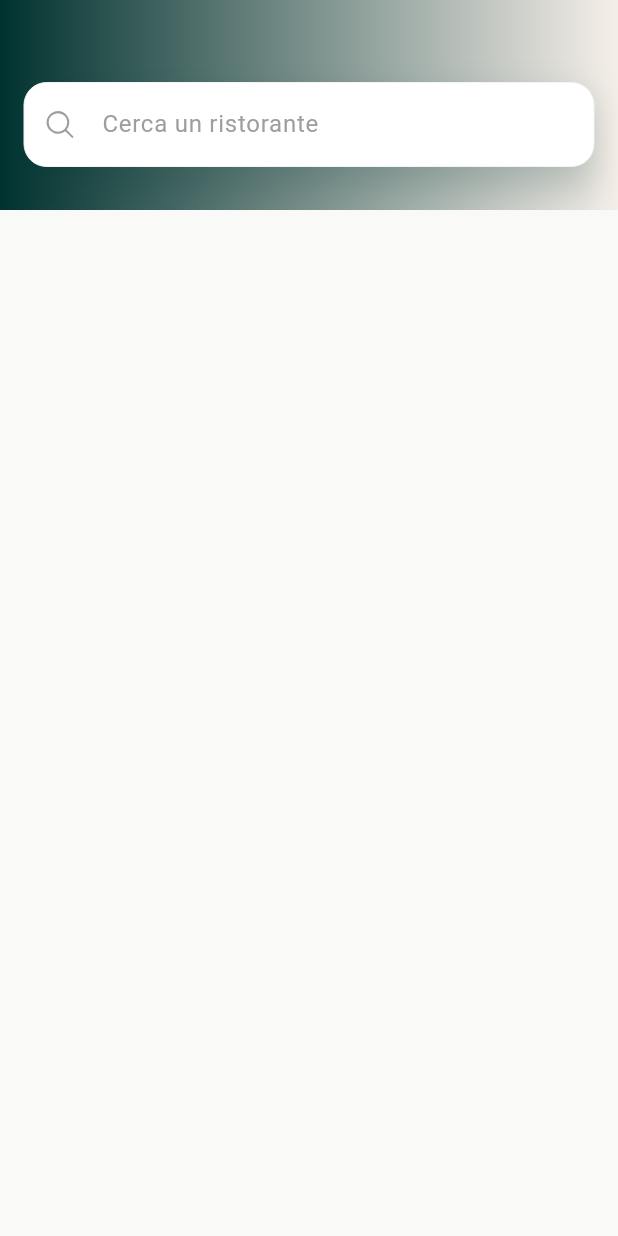
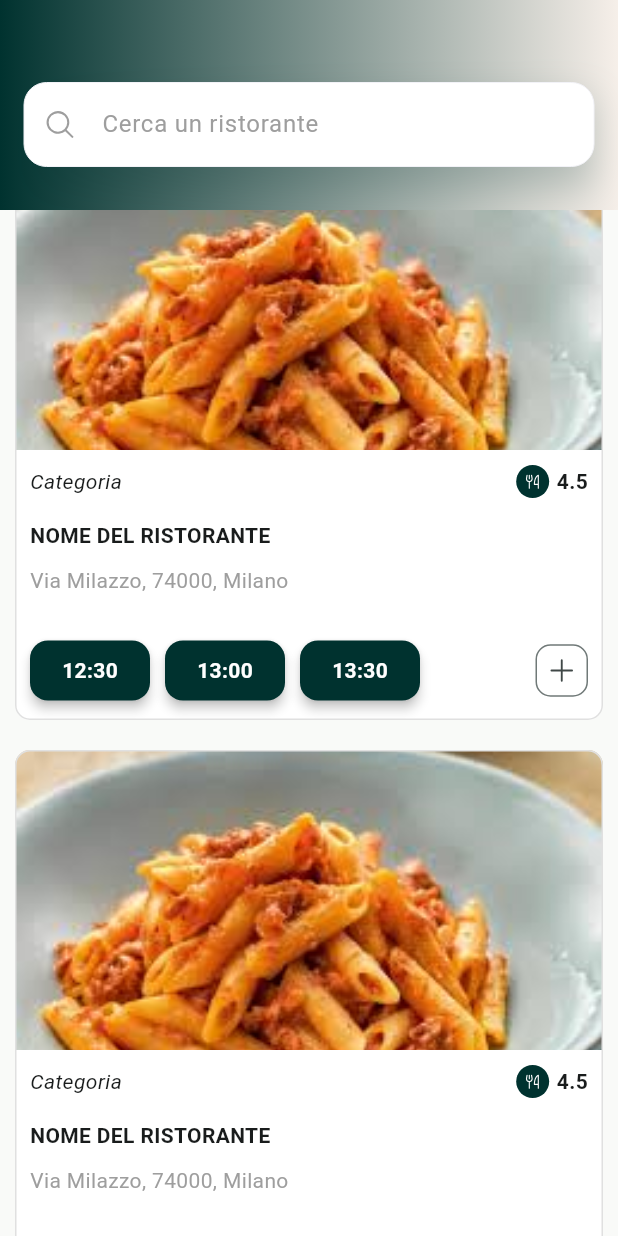
Before and after one commit to foody-elis/foody-app, a Flutter app: the FoodyPageView screen opened by its route, scrolled down 280 dp, on a phone screen of 412 x 824 dp. Run offline on Flutter 3.47's test engine with Material 3 defaults, Android fonts, the phone set to English and light mode, and no system bars; drawn by our look-alikes of skeletonizer; our stand-ins replace animate_do, bloc_concurrency, custom_sliding_segmented_control, email_validator, equatable, flutter_bloc and 7 more.

Commit message:
start to develop home design with skeletonizer

```diff
--- /dev/null
+++ b/lib/bloc/home/home_bloc.dart
@@ -0,0 +1,8 @@
+import 'package:flutter_bloc/flutter_bloc.dart';
+
+import 'home_event.dart';
+import 'home_state.dart';
+
+class HomeBloc extends Bloc<HomeEvent, HomeState> {
+  HomeBloc() : super(HomeState.initial());
+}
--- /dev/null
+++ b/lib/bloc/home/home_event.dart
@@ -0,0 +1,8 @@
+import 'package:equatable/equatable.dart';
+
+class HomeEvent extends Equatable {
+  const HomeEvent();
+
+  @override
+  List<Object> get props => [];
+}
--- /dev/null
+++ b/lib/bloc/home/home_state.dart
@@ -0,0 +1,34 @@
+import 'package:equatable/equatable.dart';
+import '../../routing/constants.dart';
+
+class HomeState extends Equatable {
+  final List<String> categories; // to migrate to CategoryResponseDTO
+  final List<String> restaurants; // to migrate to RestaurantResponseDTO
+  final bool isFetching;
+
+  const HomeState({
+    required this.categories,
+    required this.restaurants,
+    required this.isFetching,
+  });
+
+  HomeState.initial()
+      : categories = List.filled(10, "category_skeletonizer"),
+        restaurants = List.filled(10, "restaurant_skeletonizer"),
+        isFetching = true;
+
+  HomeState copyWith({
+    List<String>? categories,
+    List<String>? restaurants,
+    bool? isFetching,
+  }) {
+    return HomeState(
+      categories: categories ?? this.categories,
+      restaurants: restaurants ?? this.restaurants,
+      isFetching: isFetching ?? this.isFetching,
+    );
+  }
+
+  @override
+  List<Object> get props => [categories, restaurants, isFetching];
+}
--- a/lib/routing/router.dart
+++ b/lib/routing/router.dart
@@ -3,6 +3,7 @@ import 'package:flutter/material.dart';
 import 'package:flutter_bloc/flutter_bloc.dart';
 import 'package:foody_app/bloc/add_restaurant/add_restaurant_bloc.dart';
 import 'package:foody_app/bloc/bottom_nav_bar/bottom_nav_bar_bloc.dart';
+import 'package:foody_app/bloc/home/home_bloc.dart';
 import 'package:foody_app/bloc/welcome/welcome_bloc.dart';
 import 'package:foody_app/screens/add_restaurant.dart';
 import 'package:foody_app/screens/home/home.dart';
@@ -35,8 +36,11 @@ class Router {
         return CupertinoPageRoute(
           builder: (_) => BlocProvider<BottomNavBarBloc>(
             create: (context) => BottomNavBarBloc(),
-            child: const FoodyPageView(
-              home: Home(),
+            child: FoodyPageView(
+              home: BlocProvider<HomeBloc>(
+                create: (context) => HomeBloc(),
+                child: const Home(),
+              ),
               chats: Chats(),
               orders: Orders(),
               profile: Profile(),
--- /dev/null
+++ b/lib/screens/home/categories.dart
@@ -0,0 +1,67 @@
+import 'package:flutter/material.dart';
+import 'package:flutter_bloc/flutter_bloc.dart';
+import 'package:foody_app/bloc/home/home_bloc.dart';
+import 'package:foody_app/bloc/home/home_state.dart';
+import 'package:foody_app/widgets/foody_tag.dart';
+import 'package:foody_app/widgets/foody_tag_outlined.dart';
+import 'package:skeletonizer/skeletonizer.dart';
+
+class Categories extends StatelessWidget {
+  const Categories({super.key});
+
+  @override
+  Widget build(BuildContext context) {
+    return BlocBuilder<HomeBloc, HomeState>(
+      builder: (context, state) {
+        return Column(
+          crossAxisAlignment: CrossAxisAlignment.start,
+          children: [
+            const Text(
+              "Categorie",
+              style: TextStyle(fontWeight: FontWeight.bold),
+            ),
+            SizedBox(
+              height: 40,
+              child: Skeletonizer(
+                containersColor: Colors.grey.shade100,
+                enabled: false,
+                child: ListView.builder(
+                  scrollDirection: Axis.horizontal,
+                  itemCount: state.categories.length,
+                  itemBuilder: (context, index) {
+                    final category = state.categories[index];
+                    return FoodyTagOutlined(
+                      height: null,
+                      width: null,
+                      margin: const EdgeInsets.only(top: 8, right: 5),
+                      label: category,
+                    );
+                    /*return Card(
+                      elevation: 0,
+                      /*shape: RoundedRectangleBorder(
+                        side: const BorderSide(color: Colors.grey, width: 1.0),
+                        borderRadius: BorderRadius.circular(10.0),
+                      ),*/
+                      margin: const EdgeInsets.only(top: 8, right: 5),
+                      child: Center(
+                        child: InkWell(
+                          borderRadius: BorderRadius.circular(10),
+                          onTap: () {},
+                          child: Padding(
+                            padding: const EdgeInsets.fromLTRB(10, 5, 10, 5),
+                            // padding: EdgeInsets.all(0),
+                            child: Text(category),
+                          ),
+                        ),
+                      ),
+                    );*/
+                  },
+                ),
+              ),
+            ),
+          ],
+        );
+      },
+    );
+  }
+}
--- a/lib/screens/home/home.dart
+++ b/lib/screens/home/home.dart
@@ -1,53 +1,22 @@
 import 'package:flutter/material.dart';
+import 'package:foody_app/screens/home/categories.dart';
+import 'package:foody_app/screens/home/restaurants.dart';
 import 'package:foody_app/widgets/foody_main_layout.dart';
-import 'package:skeletonizer/skeletonizer.dart';
 
 class Home extends StatelessWidget {
   const Home({super.key});
 
   @override
   Widget build(BuildContext context) {
-    return FoodyMainLayout(
+    return const FoodyMainLayout(
       child: Padding(
-        padding: const EdgeInsets.symmetric(horizontal: 10),
+        padding: EdgeInsets.symmetric(horizontal: 10),
         child: Column(
           crossAxisAlignment: CrossAxisAlignment.start,
           children: [
-            const Text(
-              "Categorie",
-              style: TextStyle(fontWeight: FontWeight.bold),
-            ),
-            SizedBox(
-              height: 40,
-              child: Skeletonizer(
-                enabled: false,
-                child: ListView.builder(
-                  scrollDirection: Axis.horizontal,
-                  itemCount: 15,
-                  itemBuilder: (context, index) {
-                    return Card(
-                      elevation: 0,
-                      /*shape: RoundedRectangleBorder(
-                        side: const BorderSide(color: Colors.grey, width: 1.0),
-                        borderRadius: BorderRadius.circular(10.0),
-                      ),*/
-                      margin: const EdgeInsets.only(top: 8, right: 5),
-                      child: Center(
-                        child: InkWell(
-                          borderRadius: BorderRadius.circular(10),
-                          onTap: () {},
-                          child: const Padding(
-                            padding: EdgeInsets.fromLTRB(10, 5, 10, 5),
-                            // padding: EdgeInsets.all(0),
-                            child: Text("aasssssssa"),
-                          ),
-                        ),
-                      ),
-                    );
-                  },
-                ),
-              ),
-            ),
+            Categories(),
+            SizedBox(height: 20),
+            Restaurants()
           ],
         ),
       ),
--- /dev/null
+++ b/lib/screens/home/restaurants.dart
@@ -0,0 +1,52 @@
+import 'package:flutter/material.dart';
+import 'package:flutter_bloc/flutter_bloc.dart';
+import 'package:foody_app/bloc/home/home_bloc.dart';
+import 'package:foody_app/bloc/home/home_state.dart';
+import 'package:foody_app/widgets/foody_card_restaurant.dart';
+import 'package:foody_app/widgets/foody_tag.dart';
+import 'package:phosphor_flutter/phosphor_flutter.dart';
+import 'package:skeletonizer/skeletonizer.dart';
+
+class Restaurants extends StatelessWidget {
+  const Restaurants({super.key});
+
+  @override
+  Widget build(BuildContext context) {
+    return BlocBuilder<HomeBloc, HomeState>(
+      builder: (context, state) {
+        return Column(
+          crossAxisAlignment: CrossAxisAlignment.start,
+          children: [
+            const Text(
+              "Ristoranti",
+              style: TextStyle(fontWeight: FontWeight.bold),
+            ),
+            Skeletonizer(
+              containersColor: Colors.grey.shade100,
+              enabled: false,
+              child: ListView.builder(
+                // primary: false,
+                shrinkWrap: true,
+                physics: const NeverScrollableScrollPhysics(),
+                // scrollDirection: Axis.horizontal,
+                itemCount: 3,
+                itemBuilder: (context, index) {
+                  final restaurant = state.restaurants[index];
+
+                  return const FoodyCardRestaurant(
+                    imagePath: "assets/images/pasta.jpeg",
+                    category: "Categoria",
+                    rating: 4.5,
+                    name: "NOME DEL RISTORANTE",
+                    address: "Via Milazzo, 74000, Milano",
+                    sittingTimes: ["12:30", "13:00", "13:30"],
+                  );
+                },
+              ),
+            ),
+          ],
+        );
+      },
+    );
+  }
+}
--- a/lib/widgets/foody_button.dart
+++ b/lib/widgets/foody_button.dart
@@ -1,17 +1,23 @@
 import 'package:flutter/material.dart';
 
 class FoodyButton extends StatelessWidget {
-  const FoodyButton(
-      {super.key, required this.label, this.height = 60, this.onPressed});
+  const FoodyButton({
+    super.key,
+    required this.label,
+    this.height = 60,
+    this.width,
+    this.onPressed,
+  });
 
   final String label;
   final double height;
+  final double? width;
   final void Function()? onPressed;
 
   @override
   Widget build(BuildContext context) {
     return SizedBox(
-      // width: size.width >= 540 ? 270.0 : size.width * 0.45,
+      width: width,
       height: height,
       child: ElevatedButton(
         onPressed: onPressed,
--- /dev/null
+++ b/lib/widgets/foody_card_restaurant.dart
@@ -0,0 +1,159 @@
+import 'package:flutter/material.dart';
+import 'package:phosphor_flutter/phosphor_flutter.dart';
+import 'package:skeletonizer/skeletonizer.dart';
+
+import 'foody_tag.dart';
+
+class FoodyCardRestaurant extends StatelessWidget {
+  const FoodyCardRestaurant({
+    super.key,
+    required this.imagePath,
+    required this.category,
+    required this.rating,
+    required this.name,
+    required this.address,
+    required this.sittingTimes,
+  });
+
+  final String imagePath;
+  final String category;
+  final double rating;
+  final String name;
+  final String address;
+  final List<String> sittingTimes;
+
+  @override
+  Widget build(BuildContext context) {
+    return SizedBox(
+      height: 400,
+      child: Card(
+        elevation: 0,
+        color: Colors.white,
+        margin: const EdgeInsets.only(bottom: 20),
+        shape: RoundedRectangleBorder(
+          side: BorderSide(color: Colors.grey.shade300, width: 1),
+          borderRadius: BorderRadius.circular(10),
+        ),
+        child: InkWell(
+          borderRadius: BorderRadius.circular(10),
+          onTap: () {},
+          child: Column(
+            children: [
+              Container(
+                height: 200,
+                decoration: BoxDecoration(
+                  borderRadius: const BorderRadius.only(
+                    topLeft: Radius.circular(10),
+                    topRight: Radius.circular(10),
+                  ),
+                  // color: Colors.blueGrey,
+                  image: DecorationImage(
+                    image: AssetImage(imagePath),
+                    fit: BoxFit.cover,
+                  ),
+                ),
+              ),
+              Padding(
+                padding: const EdgeInsets.only(
+                  top: 10,
+                  left: 10,
+                  right: 10,
+                ),
+                child: Column(
+                  crossAxisAlignment: CrossAxisAlignment.start,
+                  children: [
+                    Row(
+                      mainAxisAlignment: MainAxisAlignment.spaceBetween,
+                      children: [
+                        Text(
+                          category,
+                          style: const TextStyle(
+                            fontStyle: FontStyle.italic,
+                          ),
+                        ),
+                        Skeleton.unite(
+                          child: Row(
+                            children: [
+                              Container(
+                                padding: const EdgeInsets.all(5),
+                                decoration: BoxDecoration(
+                                  borderRadius: BorderRadius.circular(100),
+                                  color: Theme.of(context).primaryColor,
+                                ),
+                                child: const Icon(
+                                  PhosphorIconsRegular.forkKnife,
+                                  color: Colors.white,
+                                  size: 12,
+                                ),
+                              ),
+                              const SizedBox(width: 5),
+                              Text(
+                                rating.toString(),
+                                style: const TextStyle(
+                                  fontWeight: FontWeight.bold,
+                                ),
+                              ),
+                            ],
+                          ),
+                        )
+                      ],
+                    ),
+                    const SizedBox(height: 15),
+                    Text(
+                      name,
+                      style: const TextStyle(fontWeight: FontWeight.bold),
+                    ),
+                    const SizedBox(height: 10),
+                    Text(
+                      address,
+                      style: const TextStyle(color: Colors.grey),
+                    ),
+                    const SizedBox(height: 30),
+                    Row(
+                      crossAxisAlignment: CrossAxisAlignment.center,
+                      mainAxisAlignment: MainAxisAlignment.spaceBetween,
+                      children: [
+                        Row(
+                          children: sittingTimes
+                              .map(
+                                (sittingTime) => Skeleton.leaf(
+                                  child: FoodyTag(
+                                    width: 90,
+                                    label: sittingTime,
+                                    margin: const EdgeInsets.only(right: 10),
+                                  ),
+                                ),
+                              )
+                              .toList(),
+                        ),
+                        Skeleton.ignore(
+                          child: SizedBox(
+                            height: 35,
+                            width: 35,
+                            child: IconButton.outlined(
+                              padding: EdgeInsets.zero,
+                              style: ButtonStyle(
+                                shape: WidgetStateProperty.all(
+                                  RoundedRectangleBorder(
+                                    borderRadius: BorderRadius.circular(10),
+                                  ),
+                                ),
+                              ),
+                              icon: const Icon(PhosphorIconsRegular.plus),
+                              iconSize: 20,
+                              onPressed: () {},
+                            ),
+                          ),
+                        ),
+                      ],
+                    )
+                  ],
+                ),
+              ),
+            ],
+          ),
+        ),
+      ),
+    );
+  }
+}
--- a/lib/widgets/foody_main_layout.dart
+++ b/lib/widgets/foody_main_layout.dart
@@ -25,10 +25,11 @@ class FoodyMainLayout extends HookWidget {
     }, [scrollController]);
 
     return CustomScrollView(
+      // shrinkWrap: true,
       controller: scrollController,
       slivers: [
         SliverPersistentHeader(delegate: FoodyAppBar(), pinned: true),
-        SliverFillRemaining(child: child),
+        SliverToBoxAdapter(child: child),
       ],
     );
   }
--- a/lib/widgets/foody_outlined_button.dart
+++ b/lib/widgets/foody_outlined_button.dart
@@ -5,16 +5,19 @@ class FoodyOutlinedButton extends StatelessWidget {
     super.key,
     required this.label,
     this.height = 60,
+    this.width,
     this.onPressed,
   });
 
   final String label;
   final double height;
+  final double? width;
   final void Function()? onPressed;
 
   @override
   Widget build(BuildContext context) {
     return SizedBox(
+      width: width,
       height: height,
       child: OutlinedButton(
         onPressed: onPressed,
--- /dev/null
+++ b/lib/widgets/foody_tag.dart
@@ -0,0 +1,48 @@
+import 'package:flutter/material.dart';
+
+class FoodyTag extends StatelessWidget {
+  const FoodyTag({
+    super.key,
+    required this.label,
+    this.height = 40,
+    this.width = 90,
+    this.margin = EdgeInsets.zero,
+    this.elevation = 3,
+  });
+
+  final String label;
+  final double? height;
+  final double? width;
+  final EdgeInsetsGeometry? margin;
+  final double elevation;
+
+  @override
+  Widget build(BuildContext context) {
+    return SizedBox(
+      height: height,
+      width: width,
+      child: Card(
+        elevation: elevation,
+        /*shape: RoundedRectangleBorder(
+                        side: const BorderSide(color: Colors.grey, width: 1.0),
+                        borderRadius: BorderRadius.circular(10.0),
+                      ),*/
+        color: Theme.of(context).colorScheme.primary,
+        margin: margin,
+        child: InkWell(
+          borderRadius: BorderRadius.circular(10),
+          onTap: () {},
+          child: Center(
+            child: Text(
+              label,
+              style: const TextStyle(
+                color: Colors.white,
+                fontWeight: FontWeight.bold,
+              ),
+            ),
+          ),
+        ),
+      ),
+    );
+  }
+}
--- /dev/null
+++ b/lib/widgets/foody_tag_outlined.dart
@@ -0,0 +1,45 @@
+import 'package:flutter/material.dart';
+
+class FoodyTagOutlined extends StatelessWidget {
+  const FoodyTagOutlined({
+    super.key,
+    required this.label,
+    this.margin = EdgeInsets.zero,
+    this.height = 40,
+    this.width = 90,
+    this.elevation = 0
+  });
+
+  final String label;
+  final EdgeInsetsGeometry? margin;
+  final double? height;
+  final double? width;
+  final double elevation;
+
+  @override
+  Widget build(BuildContext context) {
+    return SizedBox(
+      height: height,
+      width: width,
+      child: Card.outlined(
+        elevation: elevation,
+        /*shape: RoundedRectangleBorder(
+                        side: const BorderSide(color: Colors.grey, width: 1.0),
+                        borderRadius: BorderRadius.circular(10.0),
+                      ),*/
+        margin: margin,
+        child: Center(
+          child: InkWell(
+            borderRadius: BorderRadius.circular(10),
+            onTap: () {},
+            child: Padding(
+              padding: const EdgeInsets.fromLTRB(10, 5, 10, 5),
+              // padding: EdgeInsets.all(0),
+              child: Text(label),
+            ),
+          ),
+        ),
+      ),
+    );
+  }
+}
```
Also changed, not shown: assets/images/pasta.jpeg (added).
